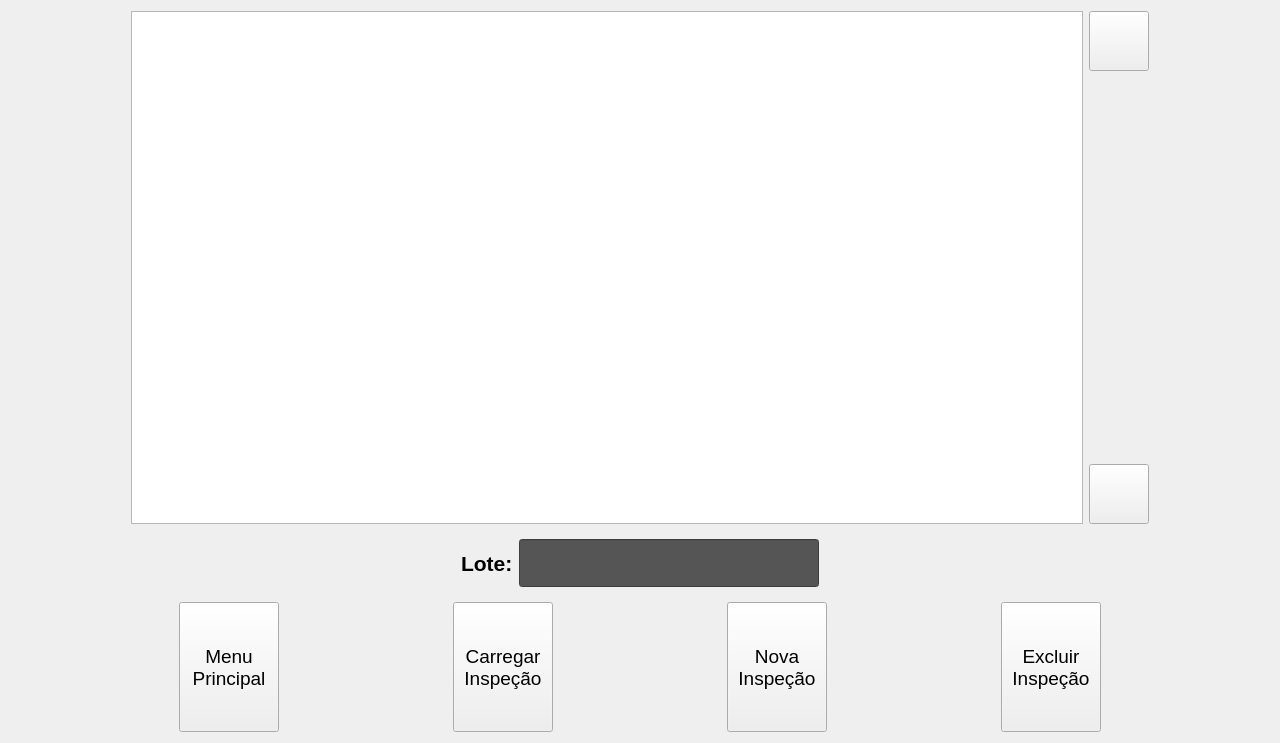
Above: LDFV2/interface/form_productsH.ui from Masipack/LDV before the change. Below: the same form after it.
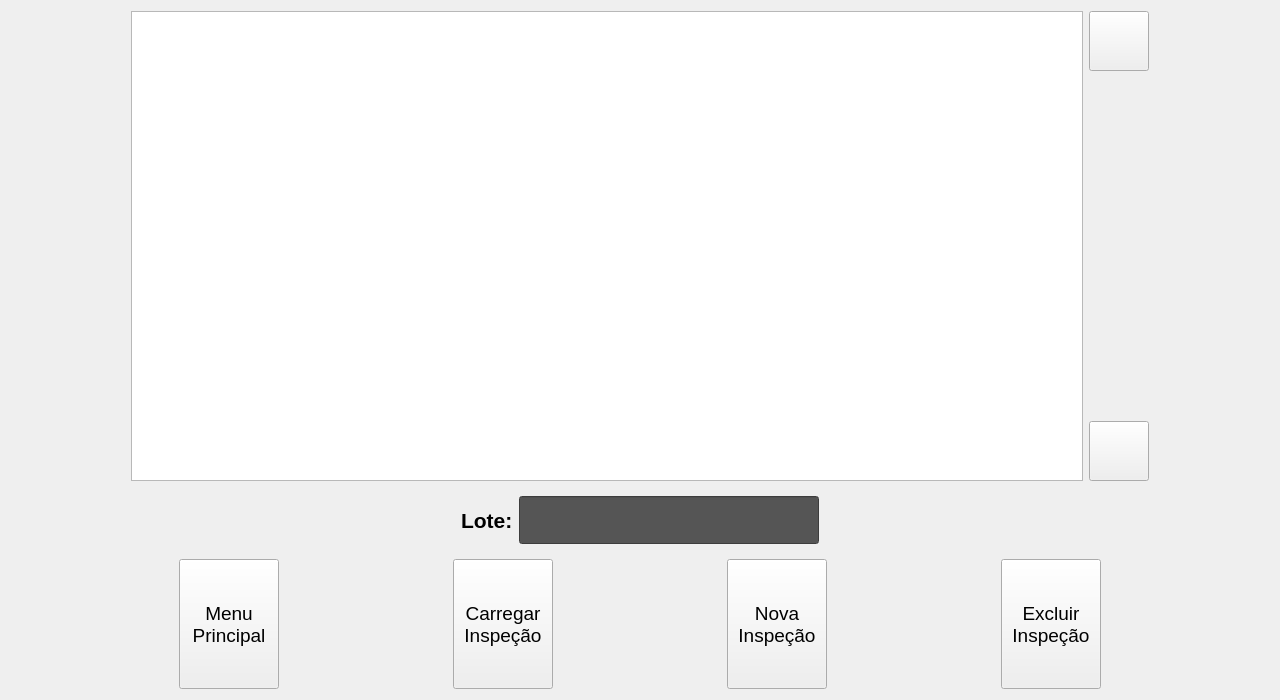
That is the form after the change. Icons and pictures are not drawn. Custom widgets are drawn as their Qt base class.

```diff
--- a/LDFV2/interface/form_productsH.ui
+++ b/LDFV2/interface/form_productsH.ui
@@ -7,7 +7,7 @@
     <x>0</x>
     <y>0</y>
     <width>1280</width>
-    <height>743</height>
+    <height>700</height>
    </rect>
   </property>
   <property name="windowTitle">
```
